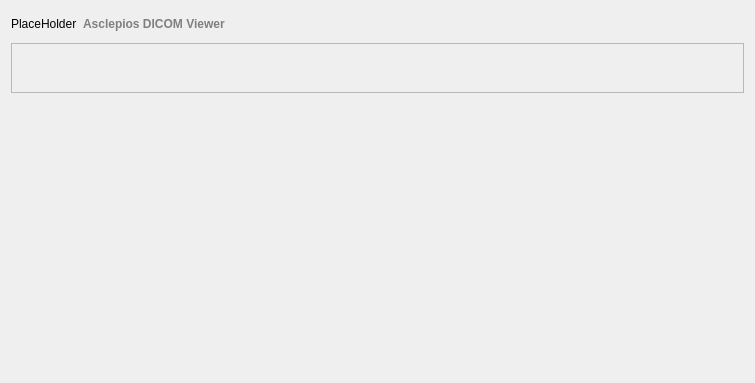
This is src/gui/gui.ui in GavriloviciEduard/Asclepios-DICOM-Viewer as Qt 5 draws it before an edit. The edited form follows.
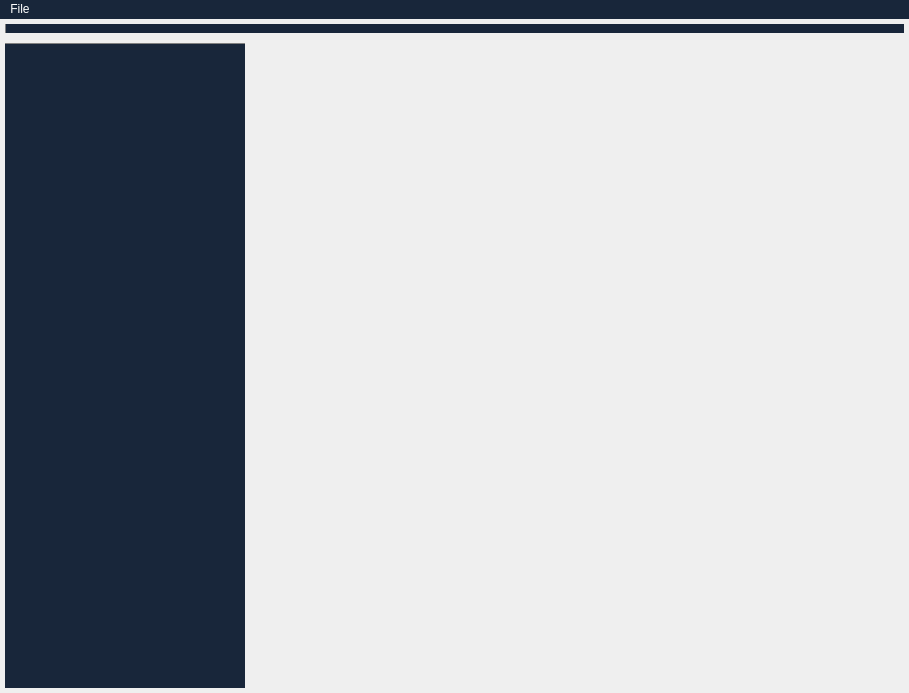
This is the edited form. Icons and pictures are not drawn.

Patch:
```diff
--- a/src/gui/gui.ui
+++ b/src/gui/gui.ui
@@ -6,381 +6,166 @@
    <rect>
     <x>0</x>
     <y>0</y>
-    <width>755</width>
-    <height>383</height>
+    <width>909</width>
+    <height>693</height>
    </rect>
   </property>
+  <property name="sizePolicy">
+   <sizepolicy hsizetype="Fixed" vsizetype="Preferred">
+    <horstretch>0</horstretch>
+    <verstretch>0</verstretch>
+   </sizepolicy>
+  </property>
+  <property name="minimumSize">
+   <size>
+    <width>250</width>
+    <height>0</height>
+   </size>
+  </property>
   <property name="windowTitle">
    <string>gui</string>
   </property>
   <property name="styleSheet">
-   <string notr="true">#minimizeButton 
+   <string notr="true">QMenuBar
 {
-  image: url(:/res/minimize-button1.png);
+	background-color: #18263a;
+	color : white;
 }
 
-#layoutButton
+QMenu
 {
 	image: url(:/res/icon_layout.png);
 }
 
-#openFileButton
+QToolBar 
 {
-image: url(:/res/icon_file.png);
+	 background-color: #18263a;
+	 border: 0px ;
+	 margin:5px;
 }
 
-#openFolderButton
-{
-image: url(:/res/icon_folder.png);
-}
 
-QToolButton::menu-indicator
+QToolBar::handle:vertical 
 {
- image: url(:/res/arrow_icon.png);
+  border-top:1px solid grey;
 }
 
-#minimizeButton, #maximizeButton, #openFileButton, #openFolderButton , #layoutButton
+QToolBar::handle:horizontal 
 {
-  background-color: transparent;
-  border-radius: 0px;
+  border-left:1px solid grey;
+  padding-right: 5px;
 }
 
-#minimizeButton:hover, #maximizeButton:hover, #openFileButton:hover, #openFolderButton:hover ,#layoutButton:hover
-{
-  border-style: none;
-  background-color:  rgba(128, 128, 128, 0.2);
-}
 
-#minimizeButton:pressed, #maximizeButton:pressed, #openFileButton:pressed, #openFolderButton:pressed, #layoutButton::pressed 
+QMenuBar::item:selected,
+QMenu::item:selected
 {
-  	border-style: none;
-	background-color: rgba(128, 128, 128, 0.3);
-  
+	border-style: none;
+	background-color:  rgba(128, 128, 128, 0.2);
 }
 
-#closeButton {
-  image: url(:/res/close-button1.png);
-  background-color: transparent;
-  border-radius: 0px;
-}
-
-#closeButton:hover {
-  image: url(:/res/close-button2.png);
-  border-style: none;
-  background-color: #e81123;
-}
-
-#closeButton:pressed {
-  image: url(:/res/close-button1.png);
-  border-style: none;
-  background-color: #8c0a15;
-}
-
-#labelTitle {
-  font-weight: bold;
-   color: grey
+QMenuBar::item:pressed,
+QMenu::item:pressed
+{
+	border-style: none;
+	background-color:  rgba(128, 128, 128, 0.3);
 }
 </string>
   </property>
+  <property name="tabShape">
+   <enum>QTabWidget::Rounded</enum>
+  </property>
   <widget class="QWidget" name="centralWidget">
-   <layout class="QVBoxLayout" name="verticalLayout">
-    <item>
-     <layout class="QHBoxLayout" name="horizontalLayout">
-      <item>
-       <widget class="QLabel" name="icon">
-        <property name="text">
-         <string>PlaceHolder</string>
-        </property>
-       </widget>
-      </item>
-      <item>
-       <widget class="QLabel" name="labelTitle">
-        <property name="text">
-         <string>Asclepios DICOM Viewer</string>
-        </property>
-       </widget>
-      </item>
-      <item>
-       <spacer name="horizontalSpacer">
-        <property name="orientation">
-         <enum>Qt::Horizontal</enum>
-        </property>
-        <property name="sizeHint" stdset="0">
-         <size>
-          <width>40</width>
-          <height>20</height>
-         </size>
-        </property>
-       </spacer>
-      </item>
-      <item>
-       <widget class="QPushButton" name="minimizeButton">
-        <property name="sizePolicy">
-         <sizepolicy hsizetype="Fixed" vsizetype="Fixed">
-          <horstretch>0</horstretch>
-          <verstretch>0</verstretch>
-         </sizepolicy>
-        </property>
-        <property name="minimumSize">
-         <size>
-          <width>45</width>
-          <height>26</height>
-         </size>
-        </property>
-        <property name="maximumSize">
-         <size>
-          <width>45</width>
-          <height>26</height>
-         </size>
-        </property>
-        <property name="focusPolicy">
-         <enum>Qt::NoFocus</enum>
-        </property>
-        <property name="contextMenuPolicy">
-         <enum>Qt::NoContextMenu</enum>
-        </property>
-        <property name="toolTip">
-         <string>Minimize</string>
-        </property>
-        <property name="iconSize">
-         <size>
-          <width>34</width>
-          <height>26</height>
-         </size>
-        </property>
-       </widget>
-      </item>
-      <item>
-       <widget class="QPushButton" name="maximizeButton">
-        <property name="sizePolicy">
-         <sizepolicy hsizetype="Fixed" vsizetype="Fixed">
-          <horstretch>0</horstretch>
-          <verstretch>0</verstretch>
-         </sizepolicy>
-        </property>
-        <property name="minimumSize">
-         <size>
-          <width>45</width>
-          <height>26</height>
-         </size>
-        </property>
-        <property name="maximumSize">
-         <size>
-          <width>45</width>
-          <height>26</height>
-         </size>
-        </property>
-        <property name="focusPolicy">
-         <enum>Qt::NoFocus</enum>
-        </property>
-        <property name="contextMenuPolicy">
-         <enum>Qt::NoContextMenu</enum>
-        </property>
-        <property name="toolTip">
-         <string>Maximize</string>
-        </property>
-        <property name="iconSize">
-         <size>
-          <width>34</width>
-          <height>26</height>
-         </size>
-        </property>
-       </widget>
-      </item>
-      <item>
-       <widget class="QPushButton" name="closeButton">
-        <property name="sizePolicy">
-         <sizepolicy hsizetype="Fixed" vsizetype="Fixed">
-          <horstretch>0</horstretch>
-          <verstretch>0</verstretch>
-         </sizepolicy>
-        </property>
-        <property name="minimumSize">
-         <size>
-          <width>45</width>
-          <height>26</height>
-         </size>
-        </property>
-        <property name="maximumSize">
-         <size>
-          <width>45</width>
-          <height>26</height>
-         </size>
-        </property>
-        <property name="focusPolicy">
-         <enum>Qt::NoFocus</enum>
-        </property>
-        <property name="contextMenuPolicy">
-         <enum>Qt::NoContextMenu</enum>
-        </property>
-        <property name="toolTip">
-         <string>Close</string>
-        </property>
-        <property name="iconSize">
-         <size>
-          <width>34</width>
-          <height>26</height>
-         </size>
-        </property>
-       </widget>
-      </item>
-     </layout>
-    </item>
-    <item>
-     <widget class="QFrame" name="frame">
-      <property name="frameShape">
-       <enum>QFrame::StyledPanel</enum>
-      </property>
-      <property name="frameShadow">
-       <enum>QFrame::Raised</enum>
-      </property>
-      <layout class="QHBoxLayout" name="horizontalLayout_3">
-       <item>
-        <layout class="QHBoxLayout" name="horizontalLayout_2">
-         <item>
-          <widget class="QPushButton" name="openFileButton">
-           <property name="sizePolicy">
-            <sizepolicy hsizetype="Fixed" vsizetype="Fixed">
-             <horstretch>0</horstretch>
-             <verstretch>0</verstretch>
-            </sizepolicy>
-           </property>
-           <property name="minimumSize">
-            <size>
-             <width>45</width>
-             <height>26</height>
-            </size>
-           </property>
-           <property name="maximumSize">
-            <size>
-             <width>45</width>
-             <height>36</height>
-            </size>
-           </property>
-           <property name="focusPolicy">
-            <enum>Qt::NoFocus</enum>
-           </property>
-           <property name="contextMenuPolicy">
-            <enum>Qt::NoContextMenu</enum>
-           </property>
-           <property name="toolTip">
-            <string>Open File</string>
-           </property>
-           <property name="iconSize">
-            <size>
-             <width>34</width>
-             <height>26</height>
-            </size>
-           </property>
-          </widget>
-         </item>
-         <item>
-          <widget class="QPushButton" name="openFolderButton">
-           <property name="sizePolicy">
-            <sizepolicy hsizetype="Fixed" vsizetype="Fixed">
-             <horstretch>0</horstretch>
-             <verstretch>0</verstretch>
-            </sizepolicy>
-           </property>
-           <property name="minimumSize">
-            <size>
-             <width>45</width>
-             <height>26</height>
-            </size>
-           </property>
-           <property name="maximumSize">
-            <size>
-             <width>45</width>
-             <height>26</height>
-            </size>
-           </property>
-           <property name="focusPolicy">
-            <enum>Qt::NoFocus</enum>
-           </property>
-           <property name="contextMenuPolicy">
-            <enum>Qt::NoContextMenu</enum>
-           </property>
-           <property name="toolTip">
-            <string>Open Folder</string>
-           </property>
-           <property name="iconSize">
-            <size>
-             <width>34</width>
-             <height>26</height>
-            </size>
-           </property>
-          </widget>
-         </item>
-         <item>
-          <widget class="QToolButton" name="layoutButton">
-           <property name="sizePolicy">
-            <sizepolicy hsizetype="Fixed" vsizetype="Fixed">
-             <horstretch>0</horstretch>
-             <verstretch>0</verstretch>
-            </sizepolicy>
-           </property>
-           <property name="minimumSize">
-            <size>
-             <width>45</width>
-             <height>26</height>
-            </size>
-           </property>
-           <property name="maximumSize">
-            <size>
-             <width>45</width>
-             <height>26</height>
-            </size>
-           </property>
-           <property name="focusPolicy">
-            <enum>Qt::NoFocus</enum>
-           </property>
-           <property name="contextMenuPolicy">
-            <enum>Qt::NoContextMenu</enum>
-           </property>
-           <property name="toolTip">
-            <string>Layout Menu</string>
-           </property>
-           <property name="iconSize">
-            <size>
-             <width>34</width>
-             <height>26</height>
-            </size>
-           </property>
-          </widget>
-         </item>
-         <item>
-          <spacer name="horizontalSpacer_2">
-           <property name="orientation">
-            <enum>Qt::Horizontal</enum>
-           </property>
-           <property name="sizeHint" stdset="0">
-            <size>
-             <width>40</width>
-             <height>20</height>
-            </size>
-           </property>
-          </spacer>
-         </item>
-        </layout>
-       </item>
-      </layout>
-     </widget>
-    </item>
-    <item>
-     <spacer name="verticalSpacer">
-      <property name="orientation">
-       <enum>Qt::Vertical</enum>
-      </property>
-      <property name="sizeHint" stdset="0">
-       <size>
-        <width>20</width>
-        <height>40</height>
-       </size>
-      </property>
-     </spacer>
-    </item>
-   </layout>
+   <layout class="QVBoxLayout" name="verticalLayout_2"/>
   </widget>
+  <widget class="QToolBar" name="toolBarButtons">
+   <property name="minimumSize">
+    <size>
+     <width>0</width>
+     <height>0</height>
+    </size>
+   </property>
+   <property name="windowTitle">
+    <string>toolBar</string>
+   </property>
+   <property name="allowedAreas">
+    <set>Qt::TopToolBarArea</set>
+   </property>
+   <property name="iconSize">
+    <size>
+     <width>36</width>
+     <height>36</height>
+    </size>
+   </property>
+   <attribute name="toolBarArea">
+    <enum>TopToolBarArea</enum>
+   </attribute>
+   <attribute name="toolBarBreak">
+    <bool>false</bool>
+   </attribute>
+  </widget>
+  <widget class="QMenuBar" name="menuBar">
+   <property name="geometry">
+    <rect>
+     <x>0</x>
+     <y>0</y>
+     <width>909</width>
+     <height>26</height>
+    </rect>
+   </property>
+   <widget class="QMenu" name="menuFile">
+    <property name="title">
+     <string>File</string>
+    </property>
+    <addaction name="actionOpenDICOMfile"/>
+    <addaction name="actionOpenDICOMfolder"/>
+   </widget>
+   <addaction name="menuFile"/>
+  </widget>
+  <widget class="QToolBar" name="toolBarThumbnails">
+   <property name="minimumSize">
+    <size>
+     <width>250</width>
+     <height>250</height>
+    </size>
+   </property>
+   <property name="windowTitle">
+    <string>toolBar</string>
+   </property>
+   <property name="movable">
+    <bool>true</bool>
+   </property>
+   <property name="allowedAreas">
+    <set>Qt::LeftToolBarArea</set>
+   </property>
+   <property name="orientation">
+    <enum>Qt::Vertical</enum>
+   </property>
+   <attribute name="toolBarArea">
+    <enum>LeftToolBarArea</enum>
+   </attribute>
+   <attribute name="toolBarBreak">
+    <bool>false</bool>
+   </attribute>
+  </widget>
+  <action name="actionOpenDICOMfile">
+   <property name="icon">
+    <iconset resource="gui.qrc">
+     <normaloff>:/res/icon_file.png</normaloff>:/res/icon_file.png</iconset>
+   </property>
+   <property name="text">
+    <string>Open DICOM file</string>
+   </property>
+  </action>
+  <action name="actionOpenDICOMfolder">
+   <property name="icon">
+    <iconset resource="gui.qrc">
+     <normaloff>:/res/icon_folder.png</normaloff>:/res/icon_folder.png</iconset>
+   </property>
+   <property name="text">
+    <string>Open DICOM folder</string>
+   </property>
+  </action>
  </widget>
  <layoutdefault spacing="6" margin="11"/>
  <resources>
```
Left out of the diff: 38 changed lines with no effect on the pictures.
